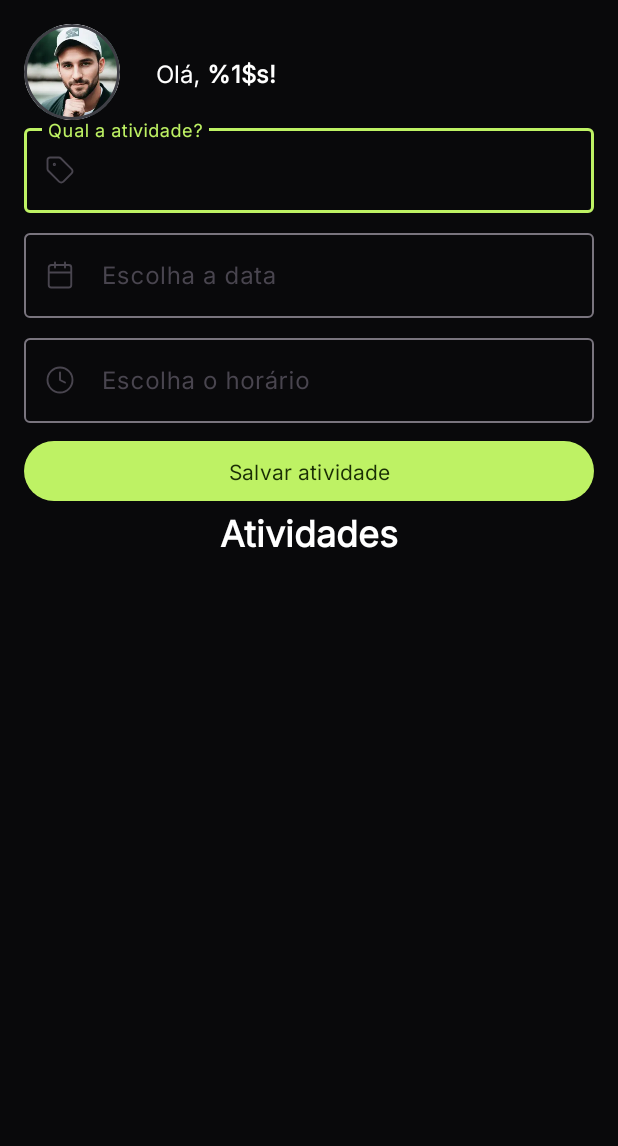
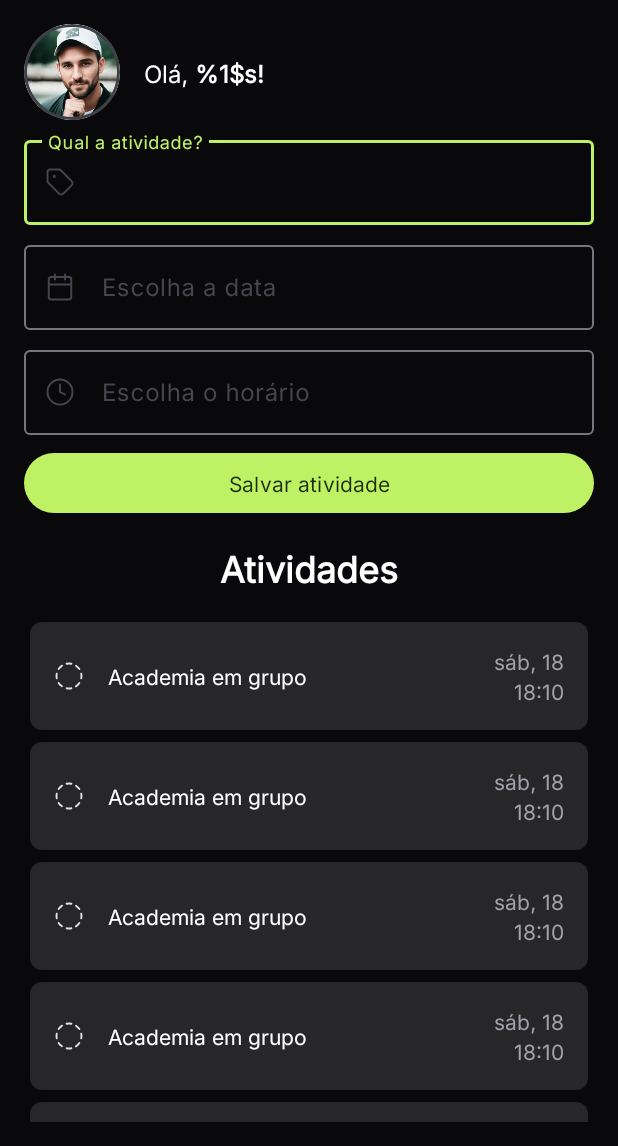
Before and after one commit to rocketseat-education/Planner_Android_App_Module04, an Android app: the layout fragment_home.xml on its own in the app's theme, with its tools: preview values and no code run, on a phone screen of 412 x 824 dp, the part 90-1236 px from its top. Run offline under Robolectric (Android 15) with nearby library versions, the phone set to English and light mode, and no system bars.

Commit message:
04_08_CONSTRUINDO_AS_TELAS_DO_APP_PLANNER_PARTE_03

```diff
--- a/app/src/main/res/layout/fragment_home.xml
+++ b/app/src/main/res/layout/fragment_home.xml
@@ -4,7 +4,7 @@
     android:layout_width="match_parent"
     android:layout_height="match_parent"
     xmlns:app="http://schemas.android.com/apk/res-auto"
-    android:layout_margin="@dimen/md"
+    android:layout_margin="@dimen/md_16dp"
     tools:context=".ui.HomeFragment">
 
     <androidx.constraintlayout.widget.ConstraintLayout
@@ -24,12 +24,12 @@
 
         <com.google.android.material.card.MaterialCardView
             android:id="@+id/mcvUserPhoto"
-            android:layout_width="64dp"
-            android:layout_height="64dp"
-            android:layout_marginTop="@dimen/md"
-            app:cardCornerRadius="32dp"
+            android:layout_width="@dimen/xl_64dp"
+            android:layout_height="@dimen/xl_64dp"
+            android:layout_marginTop="@dimen/md_16dp"
+            app:cardCornerRadius="@dimen/xm_32dp"
             app:strokeColor="@color/zinc_700"
-            app:strokeWidth="2dp"
+            app:strokeWidth="@dimen/xxs_2dp"
             app:layout_constraintTop_toBottomOf="@id/ivLogo"
             app:layout_constraintStart_toStartOf="parent">
 
@@ -47,7 +47,7 @@
             android:layout_height="wrap_content"
             android:text="@string/ola_usuario"
             android:textSize="16sp"
-            android:layout_marginStart="@dimen/lg"
+            android:layout_marginStart="@dimen/md_16dp"
             app:layout_constraintBottom_toBottomOf="@+id/mcvUserPhoto"
             app:layout_constraintStart_toEndOf="@+id/mcvUserPhoto"
             app:layout_constraintTop_toTopOf="@+id/mcvUserPhoto" />
@@ -56,6 +56,7 @@
             android:id="@+id/llNewPlannetActivity"
             android:layout_width="match_parent"
             android:layout_height="wrap_content"
+            android:layout_marginTop="@dimen/sm_8dp"
             android:gravity="center"
             android:orientation="vertical"
             app:layout_constraintEnd_toEndOf="parent"
@@ -67,7 +68,7 @@
                 android:layout_width="match_parent"
                 android:layout_height="wrap_content"
                 app:startIconDrawable="@drawable/ic_tag"
-                android:layout_marginBottom="@dimen/sm">
+                android:layout_marginBottom="@dimen/sm_8dp">
 
                 <com.google.android.material.textfield.TextInputEditText
                     android:id="@+id/tietPlannerActivityName"
@@ -82,7 +83,7 @@
                 android:id="@+id/tilNewPlannerActivityDate"
                 android:layout_width="match_parent"
                 android:layout_height="wrap_content"
-                android:layout_marginBottom="@dimen/sm"
+                android:layout_marginBottom="@dimen/sm_8dp"
                 app:startIconDrawable="@drawable/ic_calendar">
 
                 <com.google.android.material.textfield.TextInputEditText
@@ -97,7 +98,7 @@
                 android:layout_width="match_parent"
                 android:layout_height="wrap_content"
                 app:startIconDrawable="@drawable/ic_clock"
-                android:layout_marginBottom="@dimen/sm">
+                android:layout_marginBottom="@dimen/sm_8dp">
 
                 <com.google.android.material.textfield.TextInputEditText
                     android:id="@+id/tietNewPlannerActivityTime"
@@ -124,6 +125,7 @@
             style="@style/Title"
             android:layout_width="match_parent"
             android:layout_height="wrap_content"
+            android:layout_marginTop="@dimen/md_16dp"
             android:text="@string/atividades"
             app:layout_constraintStart_toStartOf="parent"
             app:layout_constraintEnd_toEndOf="parent"
@@ -133,12 +135,13 @@
             android:id="@+id/rvPlannerActivities"
             android:layout_width="match_parent"
             android:layout_height="wrap_content"
-            android:layout_marginTop="@dimen/md"
+            android:layout_marginTop="@dimen/md_16dp"
             app:layout_constraintTop_toBottomOf="@id/tvPlannerActivitiesTitle"
             app:layout_constraintStart_toStartOf="parent"
             app:layout_constraintEnd_toEndOf="parent"
             app:layout_constraintBottom_toBottomOf="parent"
-            tools:itemCount="8"/>
+            tools:itemCount="8"
+            tools:listitem="@layout/item_planner_actitivity"/>
 
     </androidx.constraintlayout.widget.ConstraintLayout>
 
--- a/app/src/main/res/layout/fragment_user_registration.xml
+++ b/app/src/main/res/layout/fragment_user_registration.xml
@@ -3,7 +3,7 @@
     xmlns:tools="http://schemas.android.com/tools"
     android:layout_width="match_parent"
     android:layout_height="match_parent"
-    android:layout_margin="@dimen/md"
+    android:layout_margin="@dimen/md_16dp"
     xmlns:app="http://schemas.android.com/apk/res-auto"
     tools:context=".ui.UserRegistrationFragment">
 
@@ -28,9 +28,9 @@
         app:layout_constraintTop_toBottomOf="@id/tvUserRegistrationTitle">
 
         <androidx.cardview.widget.CardView
-            android:layout_width="128dp"
-            android:layout_height="128dp"
-            app:cardCornerRadius="64dp">
+            android:layout_width="@dimen/huge_128dp"
+            android:layout_height="@dimen/huge_128dp"
+            app:cardCornerRadius="@dimen/xl_64dp">
 
             <ImageView
                 android:id="@+id/ivAddPhoto"
@@ -45,7 +45,7 @@
             android:id="@+id/tilName"
             android:layout_width="match_parent"
             android:layout_height="wrap_content"
-            android:layout_marginVertical="@dimen/md">
+            android:layout_marginVertical="@dimen/md_16dp">
 
             <com.google.android.material.textfield.TextInputEditText
                 android:id="@+id/tietName"
@@ -59,7 +59,7 @@
             android:id="@+id/tilEmail"
             android:layout_width="match_parent"
             android:layout_height="wrap_content"
-            android:layout_marginVertical="@dimen/md">
+            android:layout_marginVertical="@dimen/md_16dp">
 
             <com.google.android.material.textfield.TextInputEditText
                 android:id="@+id/tietEmail"
@@ -73,7 +73,7 @@
             android:id="@+id/tilPhone"
             android:layout_width="match_parent"
             android:layout_height="wrap_content"
-            android:layout_marginVertical="@dimen/md">
+            android:layout_marginVertical="@dimen/md_16dp">
 
             <com.google.android.material.textfield.TextInputEditText
                 android:id="@+id/tietPhone"
--- /dev/null
+++ b/app/src/main/res/layout/item_planner_actitivity.xml
@@ -0,0 +1,59 @@
+<?xml version="1.0" encoding="utf-8"?>
+<androidx.constraintlayout.widget.ConstraintLayout xmlns:android="http://schemas.android.com/apk/res/android"
+    xmlns:app="http://schemas.android.com/apk/res-auto"
+    xmlns:tools="http://schemas.android.com/tools"
+    android:layout_width="match_parent"
+    android:padding="@dimen/md_16dp"
+    android:layout_margin="@dimen/xs_4dp"
+    android:layout_height="wrap_content"
+    android:background="@drawable/bg_activity">
+
+    <ImageView
+        android:id="@+id/ivStatus"
+        android:layout_width="wrap_content"
+        android:layout_height="wrap_content"
+        android:contentDescription="@string/botao_de_conclusao_de_atividade"
+        android:src="@drawable/ic_circle_dashed"
+        app:layout_constraintBottom_toBottomOf="parent"
+        app:layout_constraintStart_toStartOf="parent"
+        app:layout_constraintTop_toTopOf="parent" />
+
+    <TextView
+        android:id="@+id/tvName"
+        android:layout_width="0dp"
+        android:layout_height="wrap_content"
+        android:layout_marginHorizontal="@dimen/md_16dp"
+        app:layout_constraintBottom_toBottomOf="parent"
+        app:layout_constraintEnd_toStartOf="@+id/llDatetime"
+        app:layout_constraintStart_toEndOf="@+id/ivStatus"
+        app:layout_constraintTop_toTopOf="parent"
+        tools:text="Academia em grupo" />
+
+    <LinearLayout
+        android:id="@+id/llDatetime"
+        android:layout_width="wrap_content"
+        android:layout_height="wrap_content"
+        android:gravity="end"
+        android:orientation="vertical"
+        app:layout_constraintBottom_toBottomOf="parent"
+        app:layout_constraintEnd_toEndOf="parent"
+        app:layout_constraintTop_toTopOf="parent">
+
+        <TextView
+            android:id="@+id/tvDate"
+            android:layout_width="wrap_content"
+            android:layout_height="wrap_content"
+            android:textColor="@color/zinc_400"
+            tools:text="sáb, 18" />
+
+        <TextView
+            android:id="@+id/tvTime"
+            android:layout_width="wrap_content"
+            android:layout_height="wrap_content"
+            android:textColor="@color/zinc_400"
+            tools:text="18:10" />
+
+
+    </LinearLayout>
+
+</androidx.constraintlayout.widget.ConstraintLayout>
--- a/app/src/main/res/values/dimens.xml
+++ b/app/src/main/res/values/dimens.xml
@@ -1,6 +1,16 @@
 <?xml version="1.0"?>
 <resources>
-    <dimen name="md">16dp</dimen>
-    <dimen name="sm">8dp</dimen>
-    <dimen name="lg">24dp</dimen>
+    <dimen name="xxxs_1dp">1dp</dimen>
+    <dimen name="xxs_2dp">2dp</dimen>
+    <dimen name="xs_4dp">4dp</dimen>
+    <dimen name="sm_8dp">8dp</dimen>
+    <dimen name="md_16dp">16dp</dimen>
+    <dimen name="xm_32dp">32dp</dimen>
+    <dimen name="xxm_40dp">40dp</dimen>
+    <dimen name="xxxm_48dp">48dp</dimen>
+    <dimen name="lg_54dp">54dp</dimen>
+    <dimen name="xl_64dp">64dp</dimen>
+    <dimen name="xxl_72dp">72dp</dimen>
+    <dimen name="xxxl_96dp">96dp</dimen>
+    <dimen name="huge_128dp">128dp</dimen>
 </resources>
```
